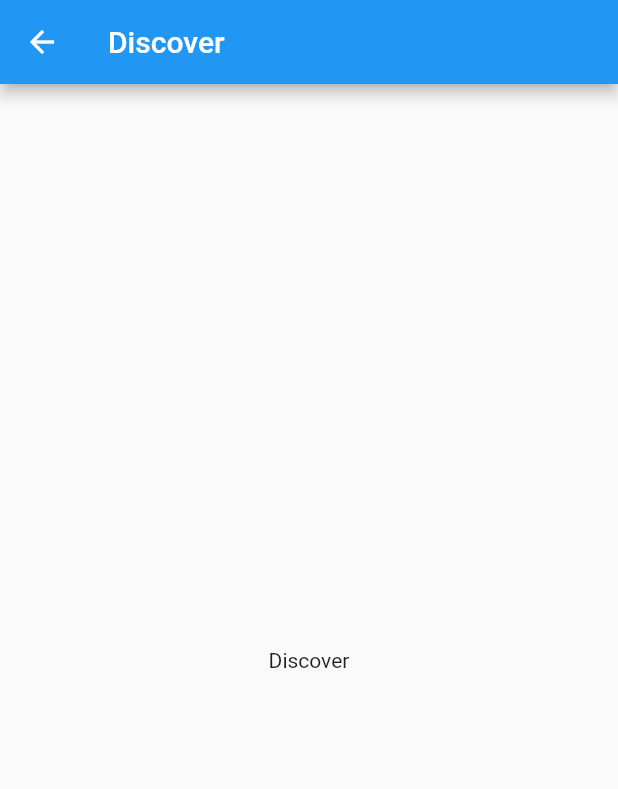
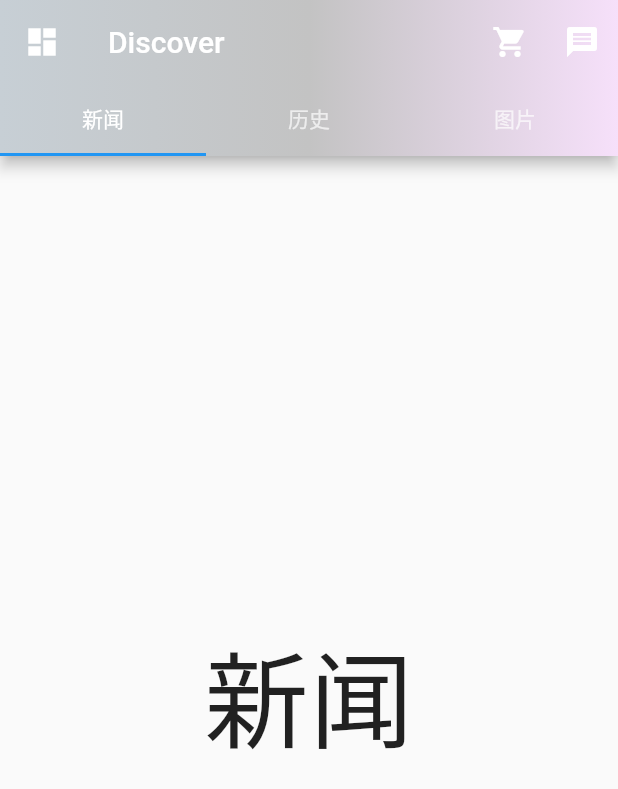
Before and after one commit to afl-lxw/New_Red_Book_Flutter, a Flutter app: the DiscoverContainer screen opened directly, on a phone screen of 412 x 824 dp. Shown: the top 789 px of the screen. Run offline on Flutter 3.47's test engine with Material 2 defaults, Android fonts, the phone set to English and light mode, and no system bars.

```diff
--- a/lib/modules/discover/discover.dart
+++ b/lib/modules/discover/discover.dart
@@ -7,16 +7,79 @@ class DiscoverContainer extends StatefulWidget {
   State<DiscoverContainer> createState() => _DiscoverContainerState();
 }
 
-class _DiscoverContainerState extends State<DiscoverContainer> {
+class _DiscoverContainerState extends State<DiscoverContainer>
+    with SingleTickerProviderStateMixin {
+  late TabController _tabController;
+  List tabs = ["新闻", "历史", "图片"];
+
+  @override
+  void initState() {
+    super.initState();
+    _tabController = TabController(length: tabs.length, vsync: this);
+  }
+
   @override
   Widget build(BuildContext context) {
     return Scaffold(
       appBar: AppBar(
         title: const Text('Discover'),
+        leading: Builder(builder: (context) {
+          return IconButton(
+            icon: const Icon(Icons.dashboard, color: Colors.white),
+            onPressed: () {
+              Scaffold.of(context).openDrawer();
+            },
+          );
+        }),
+        flexibleSpace: Container(
+          decoration: const BoxDecoration(
+            gradient: LinearGradient(
+              colors: [
+                Color.fromARGB(255, 199, 207, 213),
+                Color.fromARGB(255, 195, 195, 195),
+                Color.fromARGB(255, 246, 224, 250)
+              ],
+            ),
+          ),
+        ),
+        actions: <Widget>[
+          IconButton(
+            icon: const Icon(Icons.shopping_cart),
+            tooltip: 'Open shopping cart',
+            onPressed: () {
+              // handle the press
+            },
+          ),
+          IconButton(
+            icon: const Icon(Icons.message),
+            tooltip: 'Open shopping cart',
+            onPressed: () {
+              // handle the press
+            },
+          ),
+        ],
+        bottom: TabBar(
+          controller: _tabController,
+          tabs: tabs.map((e) => Tab(text: e)).toList(),
+        ),
       ),
-      body: const Center(
-        child: Text('Discover'),
+      body: TabBarView(
+        //构建
+        controller: _tabController,
+        children: tabs.map((e) {
+          return Container(
+            alignment: Alignment.center,
+            child: Text(e, textScaleFactor: 5),
+          );
+        }).toList(),
       ),
     );
   }
+
+  @override
+  void dispose() {
+    // 释放资源
+    _tabController.dispose();
+    super.dispose();
+  }
 }
--- a/lib/modules/home/components/main_List.dart
+++ b/lib/modules/home/components/main_List.dart
@@ -6,7 +6,7 @@ class CustomGridView extends StatelessWidget {
   Widget build(BuildContext context) {
     return GridView.count(
       crossAxisCount: 2, //每行显示2个Container
-      childAspectRatio: 1.0, //子项宽高比为1:1
+      childAspectRatio: 2.0, //子项宽高比为1:1
       physics: const BouncingScrollPhysics(), //滚动效果
       padding: const EdgeInsets.all(16.0), //内边距
       mainAxisSpacing: 16.0, //主轴方向间距
@@ -23,7 +23,7 @@ class CustomGridView extends StatelessWidget {
               Image.asset(
                 HomeImgList.imgList[index]['imgPath'],
                 width: 50,
-                height: 90,
+                height: 50,
                 fit: BoxFit.cover,
               ),
               const SizedBox(height: 8.0),
```
Also changed, not shown: lib/components/bottom/bottom.dart (+9 -7 lines), lib/modules/home/components/water_Fall_Flow.dart (added, +84 -0 lines).
